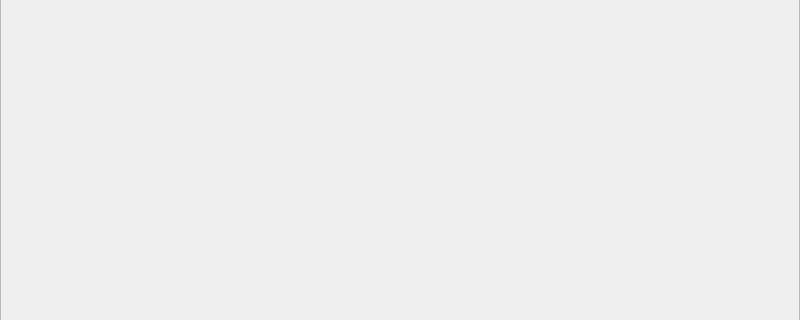
This is ui/widget.ui in azh-1415926/POCAssistant as Qt 5 draws it before an edit; both pictures show x 0 to 800 and y 111 to 431 of the 800 by 600 pixel window. The edited form follows.
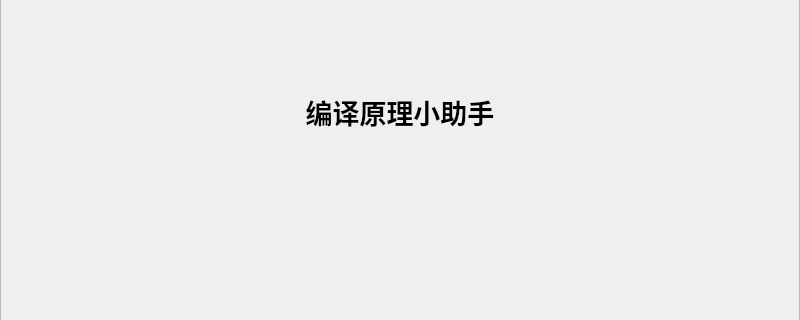
This is the edited form. Icons and pictures are not drawn. Custom widgets are drawn as their Qt base class.

What changed in the file:
```diff
--- a/ui/widget.ui
+++ b/ui/widget.ui
@@ -42,26 +42,104 @@
      </property>
      <layout class="QVBoxLayout" name="verticalLayout_2">
       <property name="spacing">
-       <number>15</number>
+       <number>25</number>
       </property>
       <property name="leftMargin">
-       <number>15</number>
+       <number>25</number>
       </property>
       <property name="topMargin">
-       <number>15</number>
+       <number>25</number>
       </property>
       <property name="rightMargin">
-       <number>15</number>
+       <number>25</number>
       </property>
       <property name="bottomMargin">
-       <number>15</number>
+       <number>25</number>
       </property>
       <item>
        <widget class="QStackedWidget" name="TopPages">
         <widget class="basepage" name="Login">
+         <property name="styleSheet">
+          <string notr="true"/>
+         </property>
          <layout class="QVBoxLayout" name="verticalLayout_4">
+          <property name="spacing">
+           <number>0</number>
+          </property>
+          <property name="leftMargin">
+           <number>200</number>
+          </property>
+          <property name="topMargin">
+           <number>100</number>
+          </property>
+          <property name="rightMargin">
+           <number>200</number>
+          </property>
+          <property name="bottomMargin">
+           <number>100</number>
+          </property>
           <item>
-           <spacer name="verticalSpacer_2">
+           <widget class="QFrame" name="frameOfLogin">
+            <property name="styleSheet">
+             <string notr="true">QFrame#frameOfLogin
+{
+	border-image:url(:/img/background.jpg);
+	border-radius:25px;
+}</string>
+            </property>
+            <property name="frameShape">
+             <enum>QFrame::StyledPanel</enum>
+            </property>
+            <property name="frameShadow">
+             <enum>QFrame::Raised</enum>
+            </property>
+            <layout class="QVBoxLayout" name="verticalLayout_5">
+             <property name="spacing">
+              <number>0</number>
+             </property>
+             <property name="leftMargin">
+              <number>0</number>
+             </property>
+             <property name="topMargin">
+              <number>0</number>
+             </property>
+             <property name="rightMargin">
+              <number>0</number>
+             </property>
+             <property name="bottomMargin">
+              <number>0</number>
+             </property>
+             <item>
+              <spacer name="verticalSpacer">
+               <property name="orientation">
+                <enum>Qt::Vertical</enum>
+               </property>
+               <property name="sizeHint" stdset="0">
+                <size>
+                 <width>20</width>
+                 <height>40</height>
+                </size>
+               </property>
+              </spacer>
+             </item>
+             <item>
+              <widget class="QLabel" name="label">
+               <property name="font">
+                <font>
+                 <pointsize>20</pointsize>
+                 <bold>true</bold>
+                </font>
+               </property>
+               <property name="text">
+                <string>编译原理小助手</string>
+               </property>
+               <property name="alignment">
+                <set>Qt::AlignCenter</set>
+               </property>
+              </widget>
+             </item>
+             <item>
+              <spacer name="verticalSpacer_3">
             <property name="orientation">
              <enum>Qt::Vertical</enum>
             </property>
@@ -75,22 +153,9 @@
           </item>
           <item>
            <layout class="QHBoxLayout" name="horizontalLayout_3">
-            <item>
-             <spacer name="horizontalSpacer_3">
-              <property name="orientation">
-               <enum>Qt::Horizontal</enum>
-              </property>
-              <property name="sizeHint" stdset="0">
-               <size>
-                <width>40</width>
-                <height>20</height>
-               </size>
-              </property>
-             </spacer>
-            </item>
-            <item>
-             <widget class="loginpage" name="LoginPage" native="true"/>
-            </item>
+               <property name="spacing">
+                <number>0</number>
+               </property>
             <item>
              <spacer name="horizontalSpacer_2">
               <property name="orientation">
@@ -104,20 +169,39 @@
               </property>
              </spacer>
             </item>
+               <item>
+                <widget class="loginpage" name="LoginPage" native="true"/>
+               </item>
+               <item>
+                <spacer name="horizontalSpacer_3">
+                 <property name="orientation">
+                  <enum>Qt::Horizontal</enum>
+                 </property>
+                 <property name="sizeHint" stdset="0">
+                  <size>
+                   <width>40</width>
+                   <height>20</height>
+                  </size>
+                 </property>
+                </spacer>
+               </item>
            </layout>
           </item>
           <item>
-           <spacer name="verticalSpacer">
+              <spacer name="verticalSpacer_2">
             <property name="orientation">
              <enum>Qt::Vertical</enum>
             </property>
             <property name="sizeHint" stdset="0">
              <size>
               <width>20</width>
-              <height>40</height>
+                 <height>135</height>
              </size>
             </property>
            </spacer>
+             </item>
+            </layout>
+           </widget>
           </item>
          </layout>
         </widget>
```
Left out of the diff: 15 changed lines with no effect on the pictures. Lines whose indentation alone changed are shown as unchanged.
